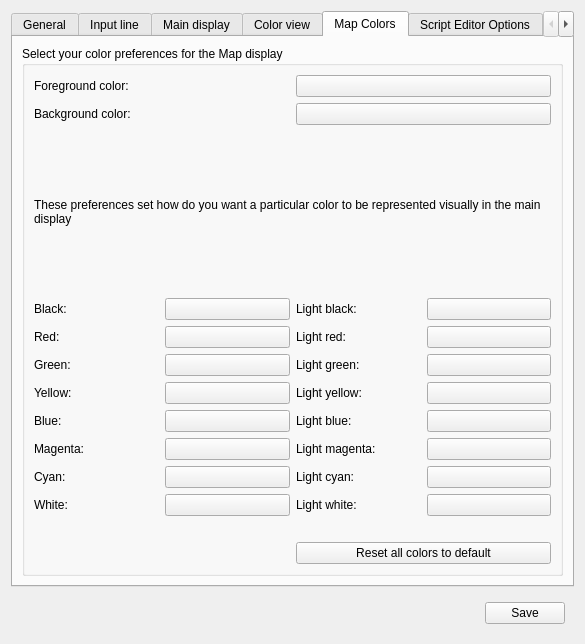
Above: src/ui/profile_preferences.ui from olostan/Mudlet-vadi2 before the change. Below: the same form after it.
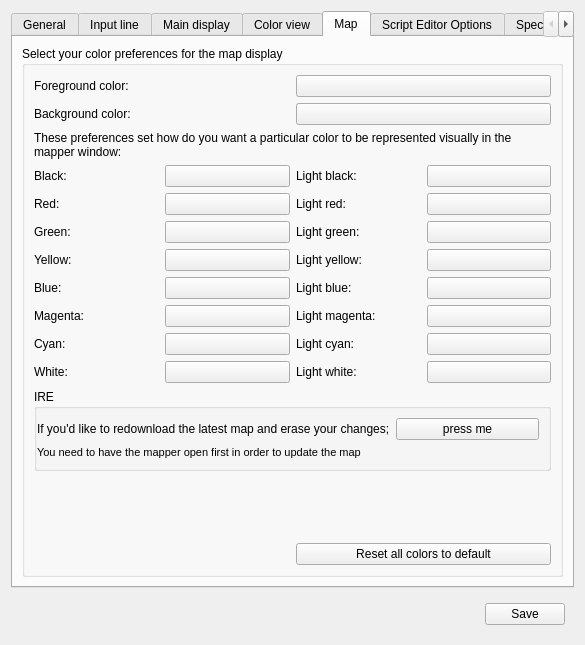
That is the form after the change. The open tabs and pages were chosen to show the change. Icons and pictures are not drawn.

Commit message: Added a 'redownload map' button for IRE games

```diff
--- a/src/ui/profile_preferences.ui
+++ b/src/ui/profile_preferences.ui
@@ -7,7 +7,7 @@
     <x>0</x>
     <y>0</y>
     <width>585</width>
-    <height>635</height>
+    <height>645</height>
    </rect>
   </property>
   <property name="sizePolicy">
@@ -1278,13 +1278,13 @@
      </widget>
      <widget class="QWidget" name="tab_4">
       <attribute name="title">
-       <string>Map Colors</string>
+       <string>Map</string>
       </attribute>
       <layout class="QGridLayout" name="gridLayout_18">
        <item row="0" column="0">
         <widget class="QGroupBox" name="groupBox_14">
          <property name="title">
-          <string>Select your color preferences for the Map display</string>
+          <string>Select your color preferences for the map display</string>
          </property>
          <layout class="QGridLayout" name="gridLayout_14">
           <item row="0" column="0">
@@ -1327,7 +1327,7 @@
           <item row="4" column="0" colspan="2">
            <widget class="QLabel" name="label_41">
             <property name="text">
-             <string>These preferences set how do you want a particular color to be represented visually in the main display</string>
+             <string>These preferences set how do you want a particular color to be represented visually in the mapper window:</string>
             </property>
             <property name="wordWrap">
              <bool>true</bool>
@@ -1614,25 +1614,60 @@
             </item>
            </layout>
           </item>
-          <item row="7" column="1">
+          <item row="8" column="1">
            <widget class="QPushButton" name="reset_colors_button_2">
             <property name="text">
              <string>Reset all colors to default</string>
             </property>
            </widget>
           </item>
-          <item row="6" column="1">
+          <item row="6" column="0" colspan="2">
+           <widget class="QGroupBox" name="ire_map_options">
+            <property name="title">
+             <string>IRE</string>
+            </property>
+            <layout class="QGridLayout" name="gridLayout_21">
+             <property name="leftMargin">
+              <number>0</number>
+             </property>
+             <item row="0" column="0">
+              <widget class="QLabel" name="label_57">
+               <property name="text">
+                <string>If you'd like to redownload the latest map and erase your changes;</string>
+               </property>
+              </widget>
+             </item>
+             <item row="0" column="1">
+              <widget class="QPushButton" name="redownload_ire_map">
+               <property name="text">
+                <string>press me</string>
+               </property>
+              </widget>
+             </item>
+             <item row="1" column="0" colspan="2">
+              <widget class="QLabel" name="no_mapper_warning">
+               <property name="font">
+                <font>
+                 <pointsize>8</pointsize>
+                </font>
+               </property>
+               <property name="text">
+                <string>You need to have the mapper open first in order to update the map</string>
+               </property>
+              </widget>
+             </item>
+            </layout>
+           </widget>
+          </item>
+          <item row="7" column="0">
            <spacer name="verticalSpacer_7">
             <property name="orientation">
              <enum>Qt::Vertical</enum>
             </property>
-            <property name="sizeType">
-             <enum>QSizePolicy::Minimum</enum>
-            </property>
             <property name="sizeHint" stdset="0">
              <size>
               <width>20</width>
-              <height>20</height>
+              <height>40</height>
              </size>
             </property>
            </spacer>
```
Left out of the diff: 8 changed lines with no effect on the pictures. The commit also changes 2 other files.
